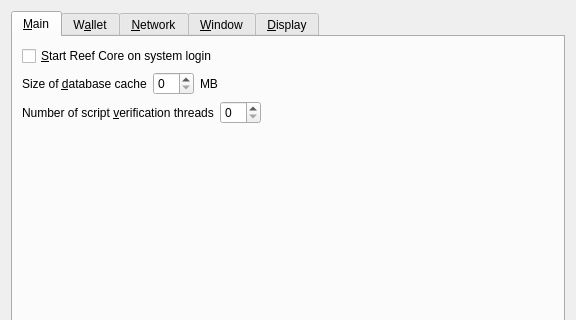
Old version of the form src/qt/forms/optionsdialog.ui in the repository coinmenace/adz; both pictures show x 0 to 576 and y 0 to 320 of the 576 by 481 pixel window.
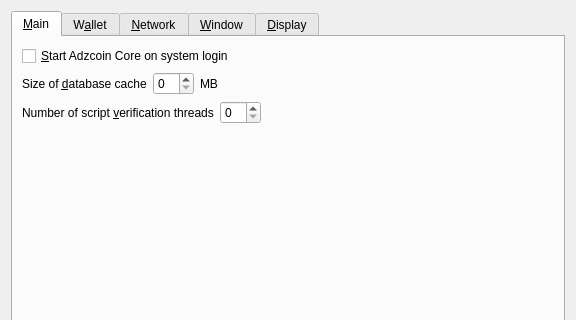
New version of the form. Custom widgets are drawn as their Qt base class.

Diff of the .ui file:
```diff
--- a/src/qt/forms/optionsdialog.ui
+++ b/src/qt/forms/optionsdialog.ui
@@ -33,7 +33,7 @@
           <string>Automatically start Proton Core after logging in to the system.</string>
          </property>
          <property name="text">
-          <string>&amp;Start Reef Core on system login</string>
+          <string>&amp;Start Adzcoin Core on system login</string>
          </property>
         </widget>
        </item>
```
Left out of the diff: 2 changed lines with no effect on the pictures.
